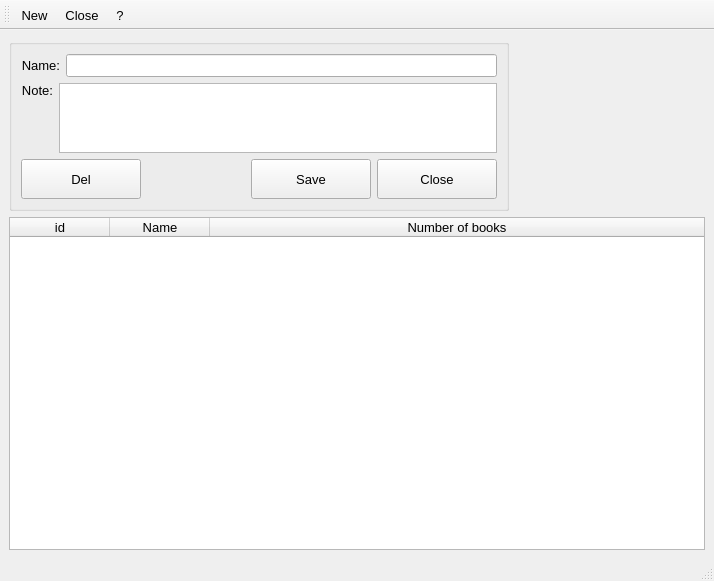
Above: librarian/publish.ui from Skyrim78/Librarian before the change. Below: the same form after it.
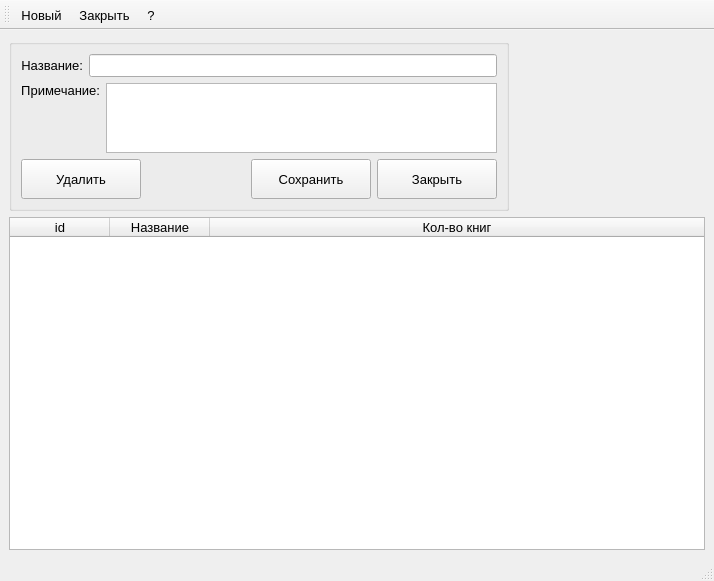
That is the form after the change.

Diff of the .ui file:
```diff
--- a/librarian/publish.ui
+++ b/librarian/publish.ui
@@ -56,7 +56,7 @@
                <item>
                 <widget class="QLabel" name="label">
                  <property name="text">
-                  <string>Name:</string>
+                  <string>Название:</string>
                  </property>
                  <property name="alignment">
                   <set>Qt::AlignRight|Qt::AlignTrailing|Qt::AlignVCenter</set>
@@ -75,7 +75,7 @@
                  <item>
                   <widget class="QLabel" name="label_2">
                    <property name="text">
-                    <string>Note:</string>
+                    <string>Примечание:</string>
                    </property>
                    <property name="alignment">
                     <set>Qt::AlignRight|Qt::AlignTrailing|Qt::AlignVCenter</set>
@@ -137,7 +137,7 @@
                   </size>
                  </property>
                  <property name="text">
-                  <string>Del</string>
+                  <string>Удалить</string>
                  </property>
                 </widget>
                </item>
@@ -169,7 +169,7 @@
                   </size>
                  </property>
                  <property name="text">
-                  <string>Save</string>
+                  <string>Сохранить</string>
                  </property>
                 </widget>
                </item>
@@ -188,7 +188,7 @@
                   </size>
                  </property>
                  <property name="text">
-                  <string>Close</string>
+                  <string>Закрыть</string>
                  </property>
                 </widget>
                </item>
@@ -247,7 +247,7 @@
         </column>
         <column>
          <property name="text">
-          <string>Name</string>
+          <string>Название</string>
          </property>
          <property name="font">
           <font>
@@ -260,7 +260,7 @@
         </column>
         <column>
          <property name="text">
-          <string>Number of books</string>
+          <string>Кол-во книг</string>
          </property>
          <property name="font">
           <font>
@@ -294,12 +294,12 @@
   </widget>
   <action name="actionAdd">
    <property name="text">
-    <string>New</string>
+    <string>Новый</string>
    </property>
   </action>
   <action name="actionClose">
    <property name="text">
-    <string>Close</string>
+    <string>Закрыть</string>
    </property>
   </action>
   <action name="actionHelp">
```
Left out of the diff: 2 changed lines with no effect on the pictures.
